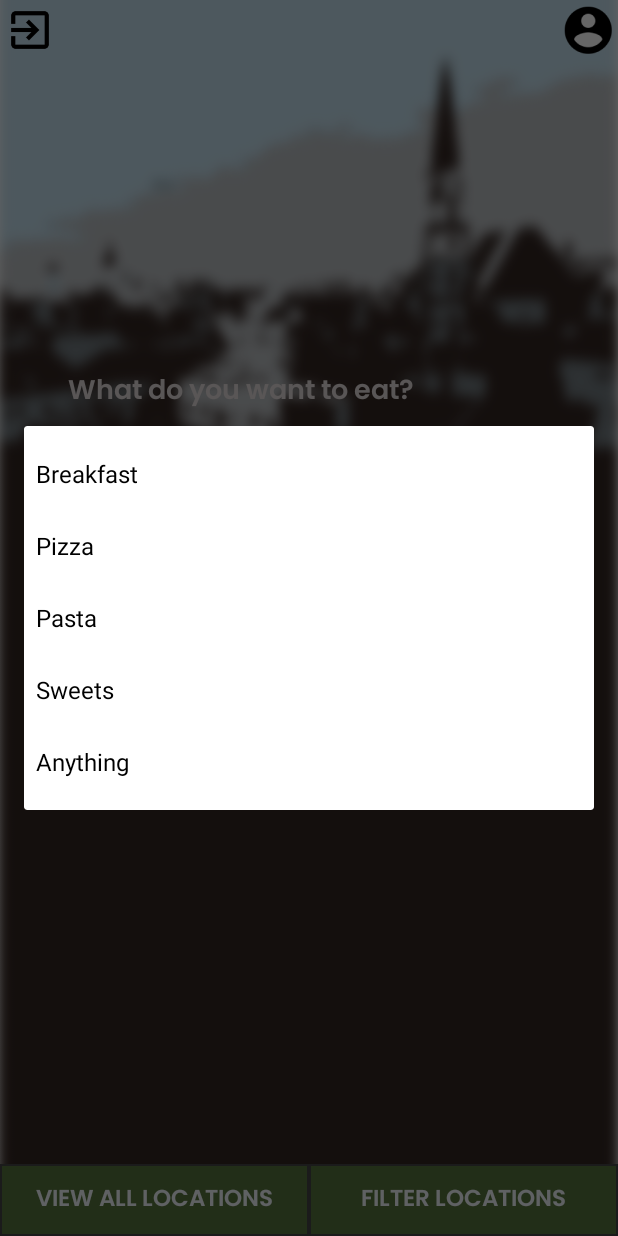
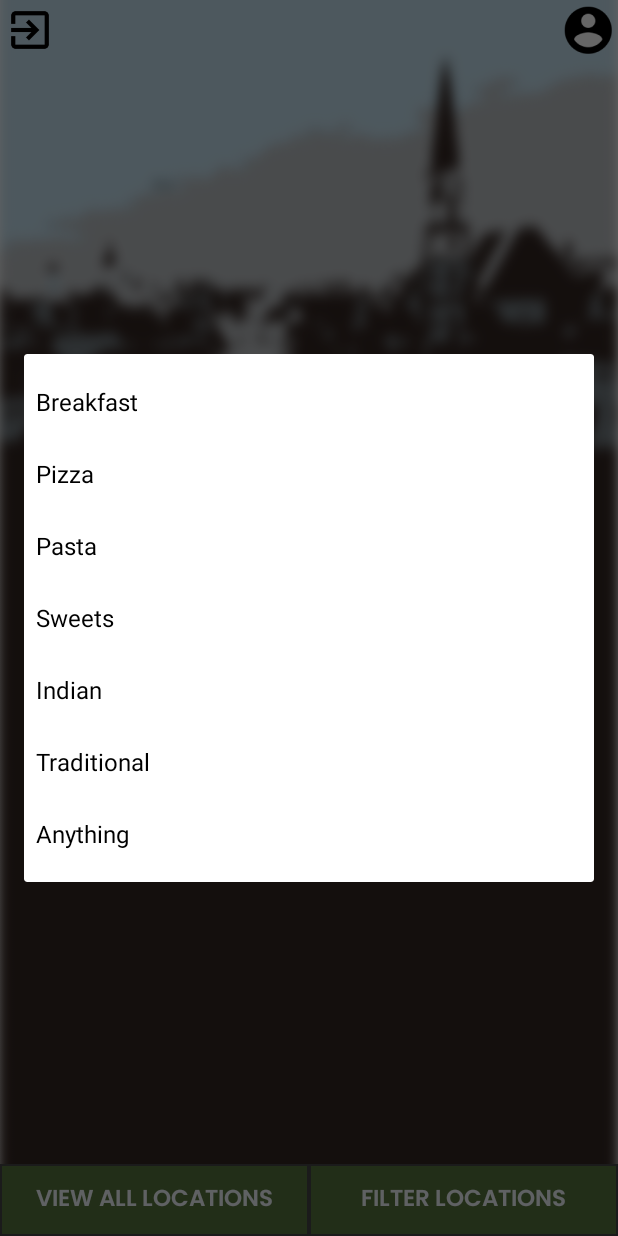
Before and after one commit to ioanajoj/Cluj-Eats-and-Drinks, an Android app: the screen it shows after launch once a user with an empty profile is signed in (ChooseActivity), after a tap on "Breakfast", on a phone screen of 412 x 824 dp. Run offline under Robolectric (Android 15) with nearby library versions, the phone set to English and light mode, and no system bars; our stand-ins replace Firebase (no records; nobody signed in at launch, a user with empty details on screens opened directly); libraries missing offline, so code that uses them is left out: com.firebase.client; Roboto replaces fonts that are not available here; 1 statement that could not run was skipped.

Commit message:
Adjust image fit center

```diff
--- a/ClujEatsAndDrinks/app/src/main/res/layout/location_details_fragment.xml
+++ b/ClujEatsAndDrinks/app/src/main/res/layout/location_details_fragment.xml
@@ -52,7 +52,7 @@
         android:layout_marginTop="20dp"
         android:layout_marginEnd="8dp"
         android:contentDescription="@string/location_details_image_description"
-        android:scaleType="center"
+        android:scaleType="centerCrop"
         android:src="@mipmap/ic_launcher"
         android:transitionName="@string/locationImageTransition"
         app:layout_constraintEnd_toEndOf="parent"
--- a/ClujEatsAndDrinks/app/src/main/res/values/food_types.xml
+++ b/ClujEatsAndDrinks/app/src/main/res/values/food_types.xml
@@ -5,6 +5,8 @@
         <item>Pizza</item>
         <item>Pasta</item>
         <item>Sweets</item>
+        <item>Indian</item>
+        <item>Traditional</item>
         <item>Anything</item>
     </string-array>
 </resources>
```
Also changed, not shown: ClujEatsAndDrinks/app/src/main/res/layout/location_smallview.xml (+7 -5 lines).
